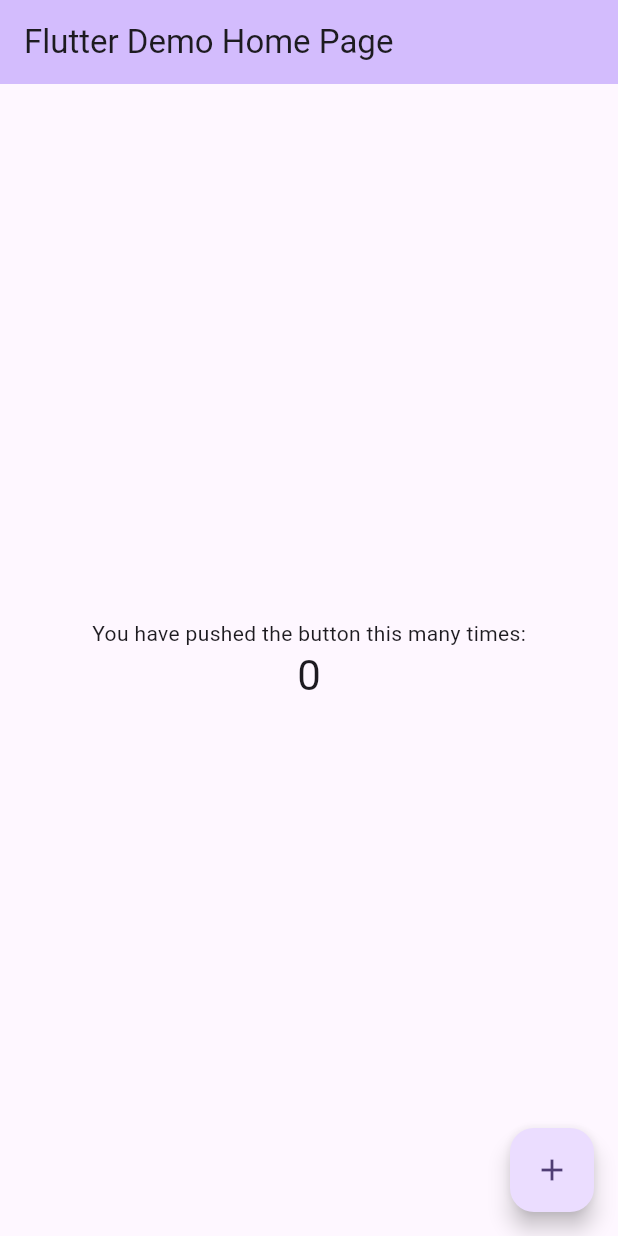
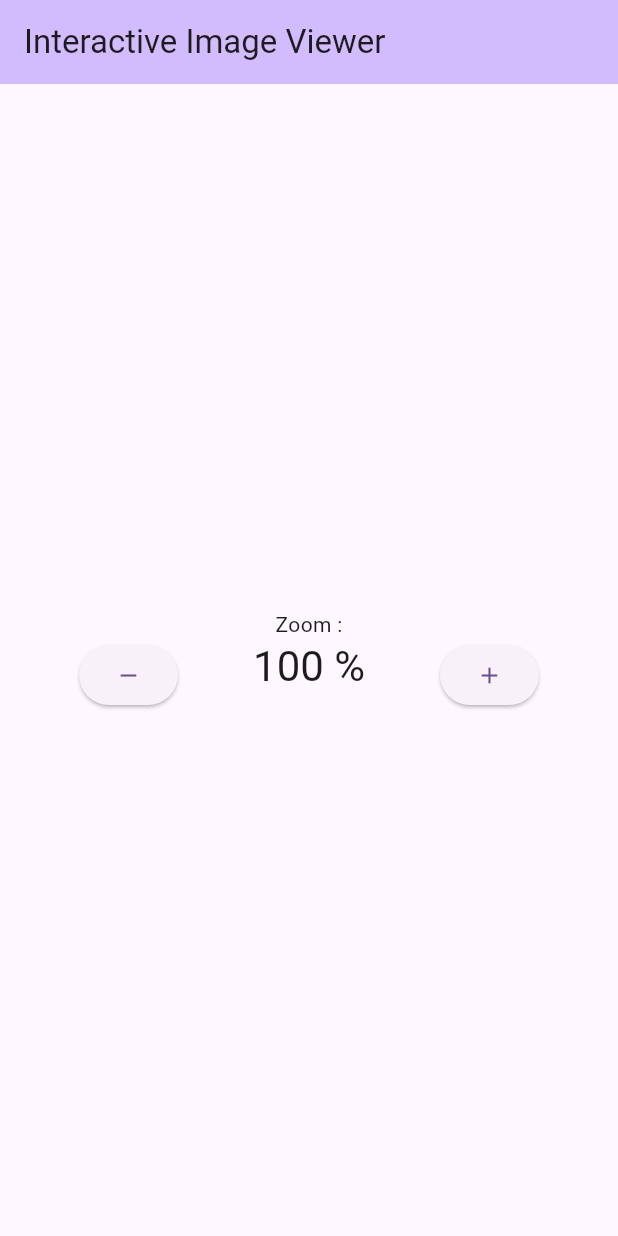
Before and after one commit to tdusautoir/ecv-interactive-image-viewer, a Flutter app: the screen it shows after launch, on a phone screen of 412 x 824 dp. Run offline on Flutter 3.47's test engine with Material 3 defaults, Android fonts, the phone set to English and light mode, and no system bars.

Commit message:
feature(zoom): basic component

```diff
--- a/lib/main.dart
+++ b/lib/main.dart
@@ -30,7 +30,7 @@ class MyApp extends StatelessWidget {
         // tested with just a hot reload.
         colorScheme: ColorScheme.fromSeed(seedColor: Colors.deepPurple),
       ),
-      home: const MyHomePage(title: 'Flutter Demo Home Page'),
+      home: const MyHomePage(title: 'Interactive Image Viewer'),
     );
   }
 }
@@ -54,16 +54,22 @@ class MyHomePage extends StatefulWidget {
 }
 
 class _MyHomePageState extends State<MyHomePage> {
-  int _counter = 0;
+  final int _minZoom = 50;
+  final int _maxZoom = 250;
+  final int _zoomStep = 10;
+  int _zoom = 100;
 
-  void _incrementCounter() {
+  void _incrementZoom() {
     setState(() {
-      // This call to setState tells the Flutter framework that something has
-      // changed in this State, which causes it to rerun the build method below
-      // so that the display can reflect the updated values. If we changed
-      // _counter without calling setState(), then the build method would not be
-      // called again, and so nothing would appear to happen.
-      _counter++;
+      int newValue = _zoom + _zoomStep;
+      if (!(newValue > _maxZoom)) _zoom = newValue;
+    });
+  }
+
+  void _decrementZoom() {
+    setState(() {
+      int newValue = _zoom - _zoomStep;
+      if (!(newValue < _minZoom)) _zoom = newValue;
     });
   }
 
@@ -104,19 +110,23 @@ class _MyHomePageState extends State<MyHomePage> {
           // wireframe for each widget.
           mainAxisAlignment: MainAxisAlignment.center,
           children: <Widget>[
-            const Text('You have pushed the button this many times:'),
-            Text(
-              '$_counter',
-              style: Theme.of(context).textTheme.headlineMedium,
+            const Text('Zoom :'),
+            Wrap(
+              spacing: 50,
+              children: [
+                ElevatedButton(
+                    onPressed: _decrementZoom, child: const Icon(Icons.remove)),
+                Text(
+                  '$_zoom %',
+                  style: Theme.of(context).textTheme.headlineMedium,
+                ),
+                ElevatedButton(
+                    onPressed: _incrementZoom, child: const Icon(Icons.add))
+              ],
             ),
           ],
         ),
       ),
-      floatingActionButton: FloatingActionButton(
-        onPressed: _incrementCounter,
-        tooltip: 'Increment',
-        child: const Icon(Icons.add),
-      ), // This trailing comma makes auto-formatting nicer for build methods.
     );
   }
 }
```
Also changed, not shown: pubspec.yaml (+9 -2 lines), pubspec.lock, 2 other files.
